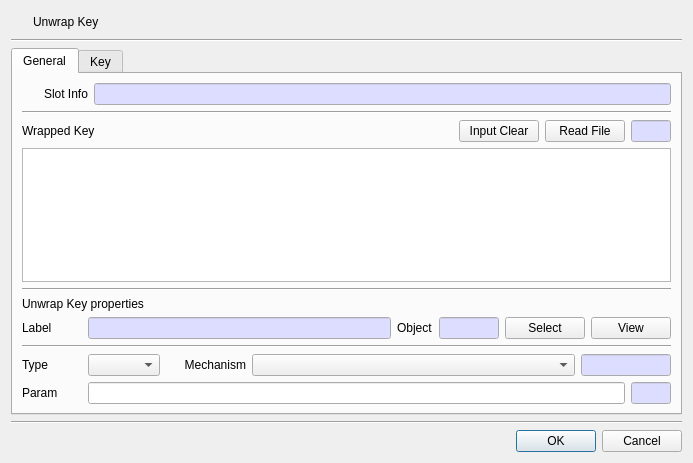
Qt form CryptokiMan/unwrap_key_dlg.ui (jykim74/CryptokiMan) before a commit.
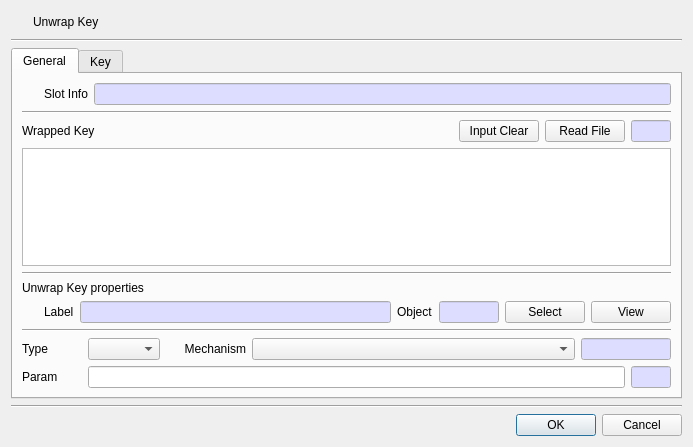
The same form after that commit. The open tabs and pages were chosen to show the change. Icons and pictures are not drawn.

What changed in the file:
```diff
--- a/CryptokiMan/unwrap_key_dlg.ui
+++ b/CryptokiMan/unwrap_key_dlg.ui
@@ -7,7 +7,7 @@
     <x>0</x>
     <y>0</y>
     <width>693</width>
-    <height>463</height>
+    <height>447</height>
    </rect>
   </property>
   <property name="windowTitle">
@@ -61,7 +61,7 @@
    <item>
     <widget class="QTabWidget" name="tabWidget">
      <property name="currentIndex">
-      <number>0</number>
+      <number>1</number>
      </property>
      <widget class="QWidget" name="mFirstTab">
       <attribute name="title">
@@ -284,40 +284,40 @@
        </item>
        <item>
         <layout class="QGridLayout" name="gridLayout_5">
-         <item row="0" column="2">
-          <widget class="QLabel" name="label_10">
+         <item row="0" column="1">
+          <widget class="QLabel" name="label_6">
+           <property name="minimumSize">
+            <size>
+             <width>0</width>
+             <height>0</height>
+            </size>
+           </property>
+           <property name="maximumSize">
+            <size>
+             <width>60</width>
+             <height>16777215</height>
+            </size>
+           </property>
            <property name="text">
-            <string>Object</string>
+            <string>Label</string>
            </property>
           </widget>
          </item>
-         <item row="0" column="4">
+         <item row="0" column="6">
+          <widget class="QPushButton" name="mObjectViewBtn">
+           <property name="text">
+            <string>View</string>
+           </property>
+          </widget>
+         </item>
+         <item row="0" column="5">
           <widget class="QPushButton" name="mSelectBtn">
            <property name="text">
             <string>Select</string>
            </property>
           </widget>
          </item>
-         <item row="0" column="0">
-          <widget class="QLabel" name="label_6">
-           <property name="minimumSize">
-            <size>
-             <width>60</width>
-             <height>0</height>
-            </size>
-           </property>
-           <property name="maximumSize">
-            <size>
-             <width>60</width>
-             <height>16777215</height>
-            </size>
-           </property>
-           <property name="text">
-            <string>Label</string>
-           </property>
-          </widget>
-         </item>
-         <item row="0" column="1">
+         <item row="0" column="2">
           <widget class="QLineEdit" name="mUnwrapLabelText">
            <property name="palette">
             <palette>
@@ -352,6 +352,13 @@
           </widget>
          </item>
          <item row="0" column="3">
+          <widget class="QLabel" name="label_10">
+           <property name="text">
+            <string>Object</string>
+           </property>
+          </widget>
+         </item>
+         <item row="0" column="4">
           <widget class="QLineEdit" name="mUnwrapObjectText">
            <property name="maximumSize">
             <size>
@@ -401,10 +408,29 @@
            </property>
           </widget>
          </item>
-         <item row="0" column="5">
-          <widget class="QPushButton" name="mObjectViewBtn">
+         <item row="0" column="0">
+          <widget class="QPushButton" name="pushButton_2">
+           <property name="minimumSize">
+            <size>
+             <width>16</width>
+             <height>0</height>
+            </size>
+           </property>
+           <property name="maximumSize">
+            <size>
+             <width>16</width>
+             <height>16777215</height>
+            </size>
+           </property>
            <property name="text">
-            <string>View</string>
+            <string/>
+           </property>
+           <property name="icon">
+            <iconset resource="cryptokiman.qrc">
+             <normaloff>:/images/hsm_man.png</normaloff>:/images/hsm_man.png</iconset>
+           </property>
+           <property name="flat">
+            <bool>true</bool>
            </property>
           </widget>
          </item>
@@ -812,13 +838,6 @@
          </property>
         </widget>
        </item>
-       <item>
-        <widget class="QLabel" name="label_15">
-         <property name="text">
-          <string>Attributes</string>
-         </property>
-        </widget>
-       </item>
        <item>
         <layout class="QGridLayout" name="gridLayout_8">
          <item row="0" column="2">
```
